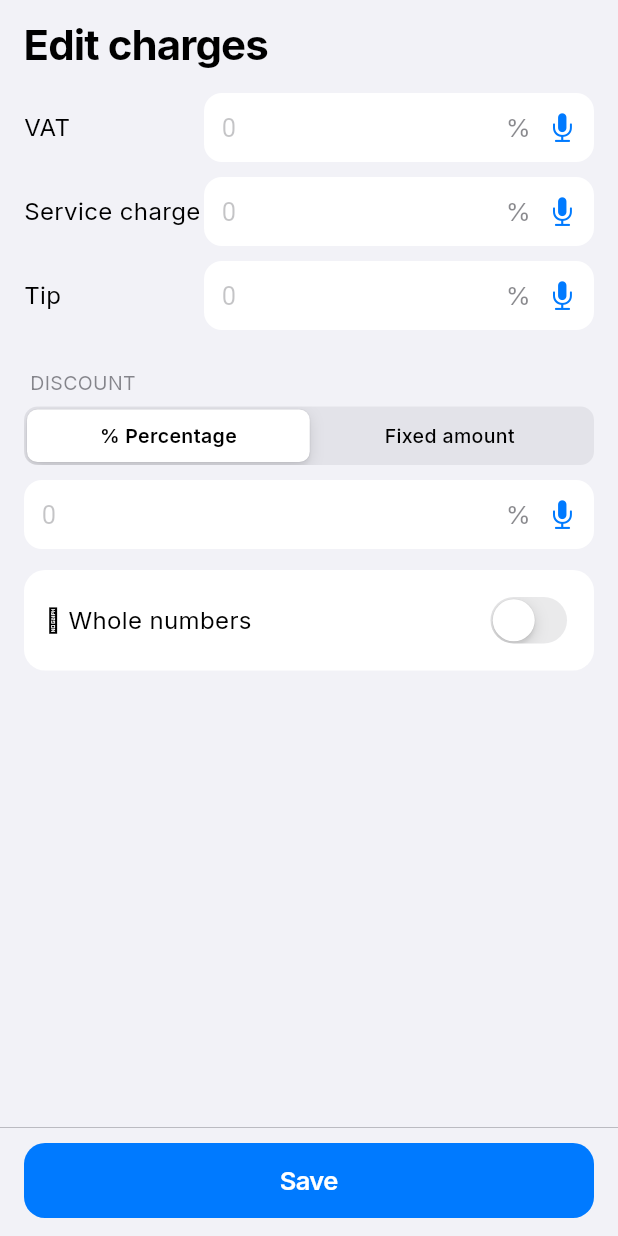
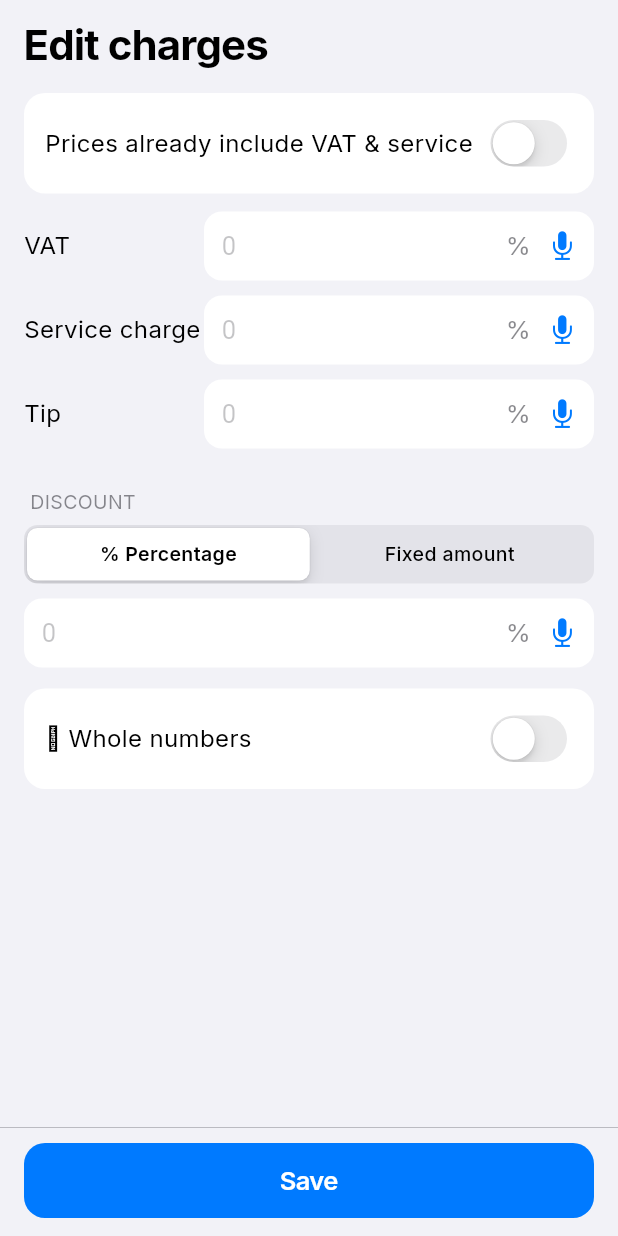
Before and after one commit to SamerGM/splitcheck, a Flutter app: the ChargesEditPage widget shown alone on an empty page, opened directly, on a phone screen of 412 x 824 dp. Run offline on Flutter 3.47's test engine with Material 3 defaults, Android fonts, the phone set to English and light mode, and no system bars; our stand-ins replace flutter_animate, flutter_riverpod, google_fonts, hive_flutter, image_picker, share_plus and 2 more; missing offline and left inert: google_mlkit_text_recognition; accounts and stored records are empty.

Commit message:
Ask if menu prices are final; published VAT rates per country
- New page after dine-in/delivery: 'Are the menu prices final?' Yes =
  prices already include VAT & service → the VAT/service page is skipped
  and nothing is added; No = continue as before
- Quick check shows 'VAT & service: Included in prices'; the charges
  editor has a switch for it
- Country defaults now use official VAT rates on restaurant bills and a
  service charge only where there is an established standard (Egypt 12%);
  countries whose menus include VAT by law (EU, UK, Turkey, Australia)
  add nothing; everything stays editable

Co-Authored-By: Claude Opus 5.5 <noreply@anthropic.com>
Claude-Session: https://claude.ai/code/session_01CHZqfCwxb6Ev8v7iSicSzr

```diff
--- a/lib/core/utils/strings.dart
+++ b/lib/core/utils/strings.dart
@@ -254,6 +254,17 @@ class S {
   String get deliveryOrder => _t('Delivery', 'دليفري');
   String get deliveryOrderHint => _t('Ordered online — with a delivery fee', 'طلب أونلاين — فيه رسوم توصيل');
 
+  // Prices final?
+  String get pricesFinalQ => _t('Are the menu prices final?', 'أسعار المنيو نهائية؟');
+  String get pricesFinalHint => _t('Do they already include VAT and service charge?', 'يعني شاملة الضريبة والخدمة؟');
+  String get yesIncluded => _t('Yes — already included', 'أيوه — شاملة');
+  String get yesIncludedHint => _t('Prices are final — nothing will be added', 'الأسعار نهائية — مش هنزوّد حاجة');
+  String get noAddOnTop => _t('No — add them on top', 'لا — تتضاف عليها');
+  String get noAddOnTopHint => _t('VAT and service will be added to the bill', 'الضريبة والخدمة هتتضاف على الفاتورة');
+  String get vatAndService => _t('VAT & service', 'الضريبة والخدمة');
+  String get includedInPrices => _t('Included in prices', 'شاملة في الأسعار');
+  String get pricesIncludeToggle => _t('Prices already include VAT & service', 'الأسعار شاملة الضريبة والخدمة');
+
   // Country & rates
   String get countryHint => _t('Sets the currency and the usual VAT & service', 'بتحدد العملة والضريبة والخدمة المعتادة');
   String get searchCountry => _t('Search country or currency', 'دوّر على دولة أو عملة');
--- a/lib/features/wizard/pages_charges.dart
+++ b/lib/features/wizard/pages_charges.dart
@@ -244,6 +244,8 @@ class QuickCheckPage extends ConsumerWidget {
           if (ext.hasDiscount)
             line('${s.discountLabel}${ext.discountPct > 0 ? ' ${s.fmtPct(ext.discountPct)}' : ''}',
                 '−${fmtMoney(ref, ext.discountAmount(sub))}', color: p.green),
+          if (w.pricesIncluded && ext.vatPct == 0 && ext.servicePct == 0)
+            line(s.vatAndService, s.includedInPrices),
           if (ext.vatPct > 0) line('${s.vatLabel} ${s.fmtPct(ext.vatPct)}', fmtMoney(ref, ext.vatAmount(sub))),
           if (ext.servicePct > 0) line('${s.serviceLabel} ${s.fmtPct(ext.servicePct)}', fmtMoney(ref, ext.serviceAmount(sub))),
           line(s.tipLabel, ext.tipPct > 0 ? '${s.fmtPct(ext.tipPct)} · ${fmtMoney(ref, ext.tipAmount(sub))}' : s.noneOpt),
@@ -283,6 +285,7 @@ class _ChargesEditPageState extends ConsumerState<ChargesEditPage> {
   late bool _fixed = _e.discountFixed > 0;
   late final _disc = TextEditingController(text: _plainNum(_fixed ? _e.discountFixed : _e.discountPct));
   late bool _whole = _e.roundUpTo > 0;
+  late bool _included = ref.read(wizardProvider).pricesIncluded;
 
   @override
   void dispose() {
@@ -293,8 +296,9 @@ class _ChargesEditPageState extends ConsumerState<ChargesEditPage> {
   void _save() {
     double pct(TextEditingController c) => (_num(c.text) ?? 0).clamp(0, 100).toDouble();
     final d = (_num(_disc.text) ?? 0).clamp(0, double.infinity).toDouble();
+    ref.read(wizardProvider.notifier).setPricesIncludedFlag(_included);
     ref.read(wizardProvider.notifier).saveCharges(_e.copyWith(
-      vatPct: pct(_vat), servicePct: pct(_svc), tipPct: pct(_tip),
+      vatPct: _included ? 0 : pct(_vat), servicePct: _included ? 0 : pct(_svc), tipPct: pct(_tip),
       deliveryFee: (_num(_del.text) ?? 0).clamp(0, double.infinity).toDouble(),
       discountPct: _fixed ? 0 : d.clamp(0, 100).toDouble(), discountFixed: _fixed ? d : 0,
       roundUpTo: _whole ? 1 : 0,
@@ -321,8 +325,16 @@ class _ChargesEditPageState extends ConsumerState<ChargesEditPage> {
       primaryLabel: s.saveBtn,
       onPrimary: _save,
       children: [
-        pctRow(s.vatLabel, _vat),
-        pctRow(s.serviceCharge, _svc),
+        WCard(child: Row(children: [
+          Expanded(child: Text(s.pricesIncludeToggle, style: TextStyle(fontSize: 16, color: p.label))),
+          CupertinoSwitch(value: _included, activeTrackColor: p.green,
+              onChanged: (v) { HapticFeedback.selectionClick(); setState(() => _included = v); }),
+        ])),
+        const SizedBox(height: 12),
+        if (!_included) ...[
+          pctRow(s.vatLabel, _vat),
+          pctRow(s.serviceCharge, _svc),
+        ],
         pctRow(s.tipLabel, _tip),
         if (w.delivery)
           Padding(
--- a/lib/features/wizard/wizard_screen.dart
+++ b/lib/features/wizard/wizard_screen.dart
@@ -21,6 +21,7 @@ class WizardScreen extends ConsumerWidget {
 
   Widget _page(WizardState w) => switch (w.step) {
     WStep.orderType   => const OrderTypePage(),
+    WStep.pricesIncluded => const PricesIncludedPage(),
     WStep.country     => const CountryPage(),
     WStep.rates       => const RatesPage(),
     WStep.peopleCount => const PeopleCountPage(),
```
Also changed, not shown: lib/core/utils/countries.dart (+9 -6 lines), lib/features/wizard/pages_setup.dart (+28 -0 lines), lib/features/wizard/wizard_controller.dart (+24 -5 lines), 1 other file.
